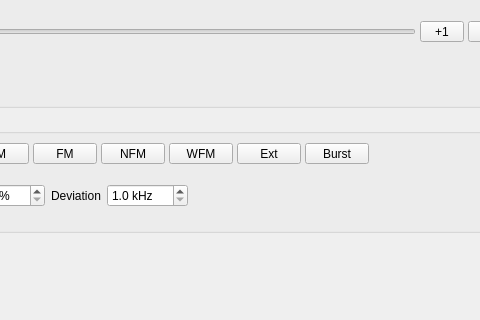
Qt form src/ui/generatorpanel.ui (erikkaashoek/tinySA-app) before a commit; both pictures show x 185 to 665 and y 240 to 560 of the 1000 by 560 pixel window.
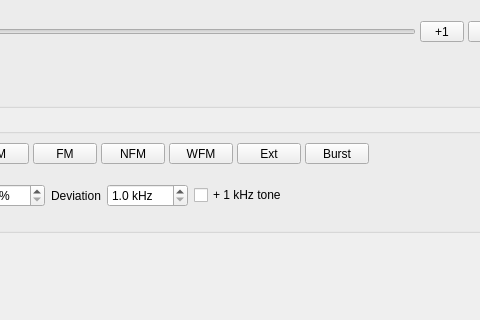
The same form after that commit. The open tabs and pages were chosen to show the change. Custom widgets are drawn as their Qt base class.

Commit message: Generator: show and set the tinySA's CTCSS + 1 kHz tone (modulation ctcss)

Diff of the .ui file:
```diff
--- a/src/ui/generatorpanel.ui
+++ b/src/ui/generatorpanel.ui
@@ -721,6 +721,16 @@
             </property>
            </widget>
           </item>
+          <item>
+           <widget class="QCheckBox" name="ctcssCheck">
+            <property name="toolTip">
+             <string>CTCSS + 1 kHz, a setting of the tinySA: below 255 Hz it adds the rate's harmonic nearest 1 kHz at the full deviation and keeps the rate at a seventh of it. The tinySA keeps this until it restarts (for good after Save config on the tinySA).</string>
+            </property>
+            <property name="text">
+             <string>+ 1 kHz tone</string>
+            </property>
+           </widget>
+          </item>
           <item>
            <widget class="QLabel" name="modInfoLabel"/>
           </item>
```
The commit also changes 17 other files.
